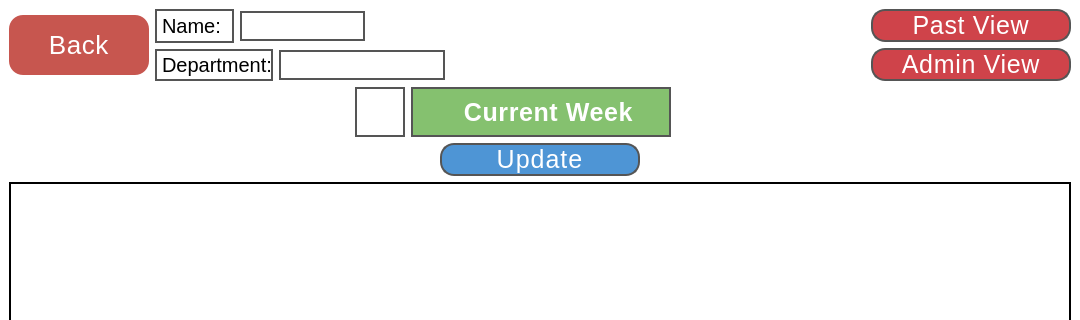
Above: Windows/CurrentView.ui from SEXESunny/SDEV265Final before the change; both pictures show x 0 to 1080 and y 0 to 320 of the 1080 by 800 pixel window. Below: the same form after it.
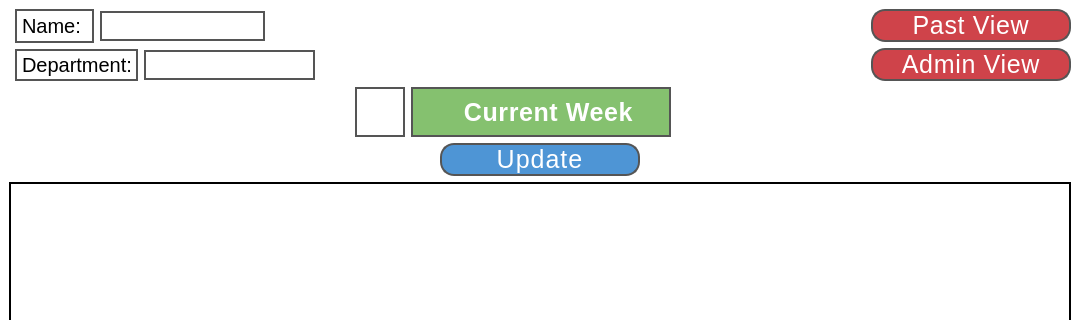
That is the form after the change. Icons and pictures are not drawn.

```diff
--- a/Windows/CurrentView.ui
+++ b/Windows/CurrentView.ui
@@ -50,50 +50,13 @@
     </size>
    </property>
    <layout class="QGridLayout" name="gridLayout">
-    <item row="0" column="0" rowspan="2">
-     <widget class="QPushButton" name="back_button">
-      <property name="minimumSize">
-       <size>
-        <width>140</width>
-        <height>60</height>
-       </size>
-      </property>
-      <property name="maximumSize">
-       <size>
-        <width>140</width>
-        <height>60</height>
-       </size>
-      </property>
-      <property name="font">
-       <font>
-        <family>Tahoma</family>
-        <pointsize>-1</pointsize>
-        <fontweight>DemiBold</fontweight>
-       </font>
-      </property>
-      <property name="styleSheet">
-       <string notr="true">border-radius: 14px;
-background-color: rgb(199, 86, 79);
-color: white; 
-letter-spacing: 0.6px; 
-font-size: 26px;
-letter-spacing: .7px; 
-
-
-</string>
-      </property>
-      <property name="text">
-       <string>Back</string>
-      </property>
-     </widget>
-    </item>
     <item row="0" column="1" colspan="2">
      <layout class="QHBoxLayout" name="horizontalLayout_3">
       <property name="leftMargin">
        <number>0</number>
       </property>
       <property name="rightMargin">
-       <number>500</number>
+       <number>600</number>
       </property>
       <item alignment="Qt::AlignmentFlag::AlignLeft">
        <widget class="QLabel" name="name_label">
@@ -207,7 +170,7 @@
     <item row="1" column="1" colspan="2">
      <layout class="QHBoxLayout" name="horizontalLayout_4">
       <property name="rightMargin">
-       <number>420</number>
+       <number>550</number>
       </property>
       <item alignment="Qt::AlignmentFlag::AlignLeft">
        <widget class="QLabel" name="department_label">
```
Left out of the diff: 4 changed lines with no effect on the pictures.
